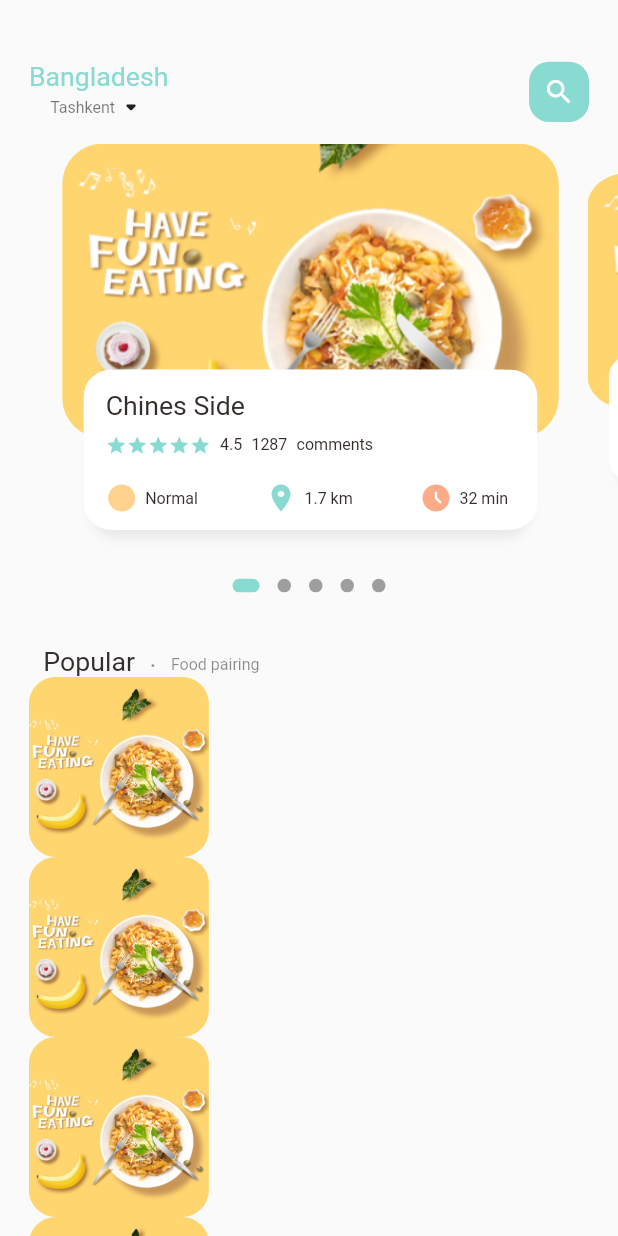
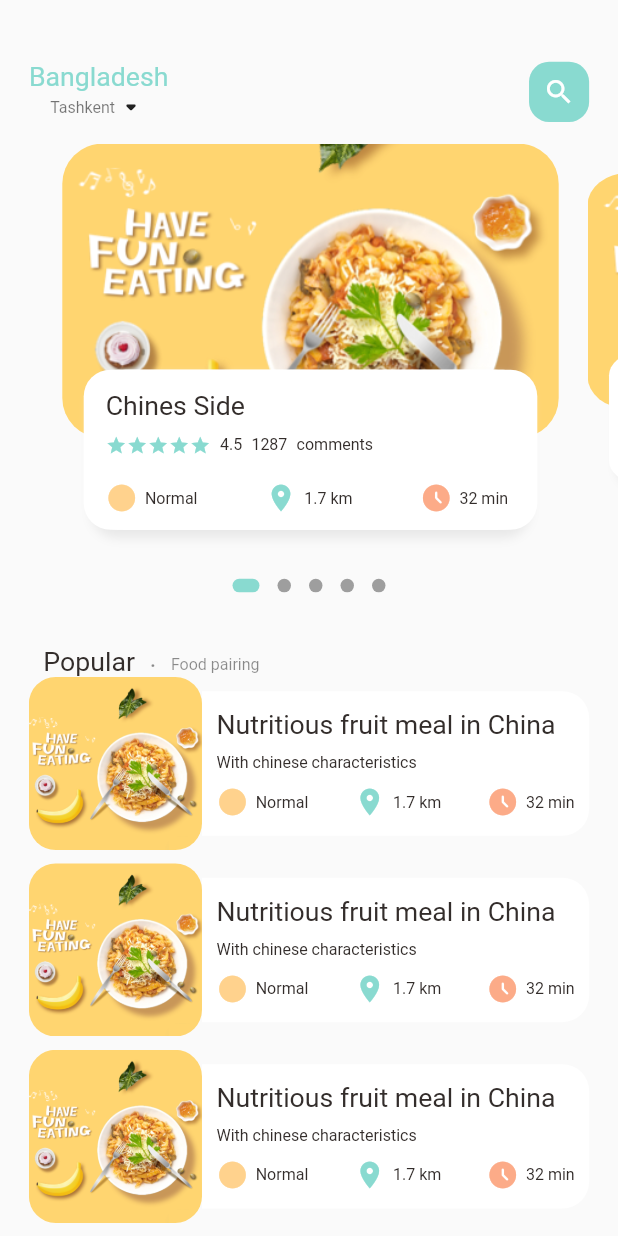
Before and after one commit to Bahtiyerovich/foodDelivery, a Flutter app: the screen it shows after launch, on a phone screen of 412 x 824 dp. Run offline on Flutter 3.47's test engine with Material 2 defaults, Android fonts, the phone set to English and light mode, and no system bars; drawn by our look-alikes of dots_indicator; our stand-ins replace connectivity_plus, get.

Commit message:
foodpage is done

```diff
--- a/lib/core/extensions/dimensions.dart
+++ b/lib/core/extensions/dimensions.dart
@@ -37,4 +37,9 @@ class Dimensions {
   //radius
   static double radius20 = screenHeight / 46.3;
   static double radius30 = screenHeight / 30.87;
+
+  // list view size
+
+  static double listViewImgSize = screenWidth / 3.57;
+  static double listViewTextSize = screenWidth / 4.28;
 }
--- a/lib/core/widgets/icon_text_widget.dart
+++ b/lib/core/widgets/icon_text_widget.dart
@@ -19,7 +19,7 @@ class IconAndTextWidget extends StatelessWidget {
     return Row(
       children: [
         Icon(icon, color: iconColor, size: Dimensions.icon24),
-        const SizedBox(width: 5),
+        SizedBox(width: Dimensions.width10 / 2),
         SmallText(text: text),
       ],
     );
--- a/lib/home/food_page_body.dart
+++ b/lib/home/food_page_body.dart
@@ -5,6 +5,7 @@ import 'package:fooddelivery/core/extensions/context.dart';
 import 'package:fooddelivery/core/extensions/dimensions.dart';
 import 'package:fooddelivery/core/widgets/big_text.dart';
 import 'package:fooddelivery/core/widgets/small_text.dart';
+import 'package:get/get_connect/http/src/utils/utils.dart';
 
 import '../core/widgets/icon_text_widget.dart';
 
@@ -81,20 +82,21 @@ class _FoodPageBodyState extends State<FoodPageBody> {
           ),
         ),
         // list of food and images
-        Container(
-          height: 400,
-          child: ListView.builder(
+        ListView.builder(
+            physics: const NeverScrollableScrollPhysics(),
+            shrinkWrap: true,
             itemCount: 10,
             itemBuilder: (context, index) {
               return Container(
                 margin: EdgeInsets.only(
                     left: Dimensions.width20,
                     right: Dimensions.width20,
-                  ),
+                    bottom: Dimensions.height10),
                 child: Row(children: [
+                  //* image section
                   Container(
-                      height: 120,
-                      width: 120,
+                    height: Dimensions.listViewImgSize,
+                    width: Dimensions.listViewImgSize,
                     decoration: BoxDecoration(
                         borderRadius:
                             BorderRadius.circular(Dimensions.radius20),
@@ -102,10 +104,60 @@ class _FoodPageBodyState extends State<FoodPageBody> {
                             fit: BoxFit.cover,
                             image: AssetImage('assets/image/food0.png'))),
                   ),
+                  //* text section
+                  Expanded(
+                    child: Container(
+                      height: Dimensions.listViewTextSize,
+                      decoration: BoxDecoration(
+                          borderRadius: BorderRadius.only(
+                            topRight: Radius.circular(
+                              Dimensions.radius20,
+                            ),
+                            bottomRight: Radius.circular(
+                              Dimensions.radius20,
+                            ),
+                          ),
+                          color: Colors.white),
+                      child: Padding(
+                        padding: EdgeInsets.only(
+                            left: Dimensions.width10,
+                            right: Dimensions.width10),
+                        child: Column(
+                          crossAxisAlignment: CrossAxisAlignment.start,
+                          mainAxisAlignment: MainAxisAlignment.center,
+                          children: [
+                            BigText(text: 'Nutritious fruit meal in China'),
+                            SizedBox(height: Dimensions.height10),
+                            SmallText(text: 'With chinese characteristics'),
+                            SizedBox(height: Dimensions.height10),
+                            Row(
+                              mainAxisAlignment: MainAxisAlignment.spaceBetween,
+                              children: [
+                                IconAndTextWidget(
+                                  icon: Icons.circle_sharp,
+                                  iconColor: AppColors.iconColor1,
+                                  text: 'Normal',
+                                ),
+                                IconAndTextWidget(
+                                  icon: Icons.location_on,
+                                  iconColor: AppColors.mainColor,
+                                  text: '1.7 km',
+                                ),
+                                IconAndTextWidget(
+                                  icon: Icons.access_time_filled_rounded,
+                                  iconColor: AppColors.iconColor2,
+                                  text: '32 min',
+                                ),
+                              ],
+                            ),
+                          ],
+                        ),
+                      ),
+                    ),
+                  )
                 ]),
               );
             }),
-        ),
       ],
     );
   }
--- a/lib/home/main_food_page.dart
+++ b/lib/home/main_food_page.dart
@@ -1,8 +1,5 @@
-import 'package:flutter/foundation.dart';
 import 'package:flutter/material.dart';
 import 'package:fooddelivery/core/constants/color_const.dart';
-import 'package:fooddelivery/core/constants/fonts_const.dart';
-import 'package:fooddelivery/core/extensions/context.dart';
 import 'package:fooddelivery/core/extensions/dimensions.dart';
 import 'package:fooddelivery/core/widgets/big_text.dart';
 import 'package:fooddelivery/core/widgets/small_text.dart';
@@ -25,7 +22,6 @@ class _MainFoodPageState extends State<MainFoodPage> {
       body: Column(
         children: [
           //* header (appBar)
-
           Container(
             padding: EdgeInsets.only(
               left: Dimensions.width20,
@@ -73,8 +69,10 @@ class _MainFoodPageState extends State<MainFoodPage> {
           ),
 
           //* body
-
-          const FoodPageBody(),
+          const Expanded(
+              child: SingleChildScrollView(
+            child: FoodPageBody(),
+          )),
         ],
       ),
     );
```
Lines whose indentation alone changed are shown as unchanged.
